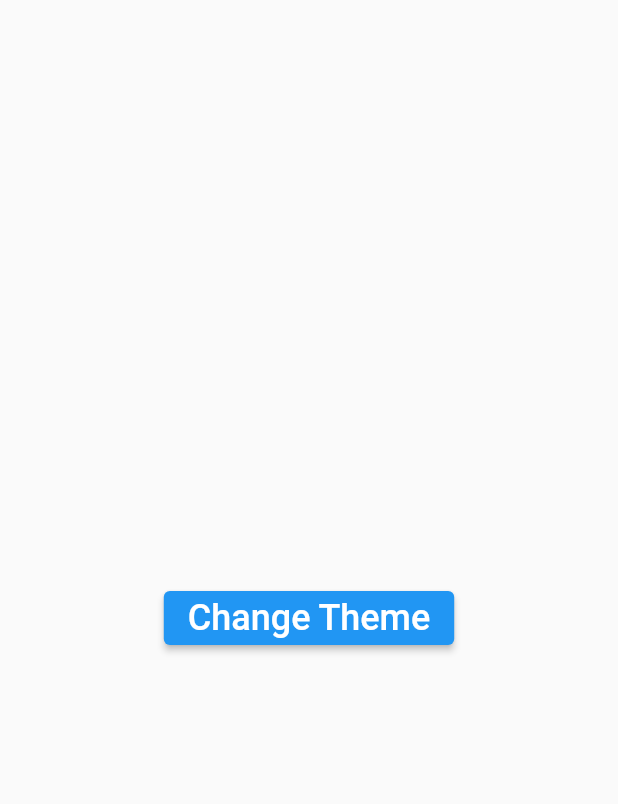
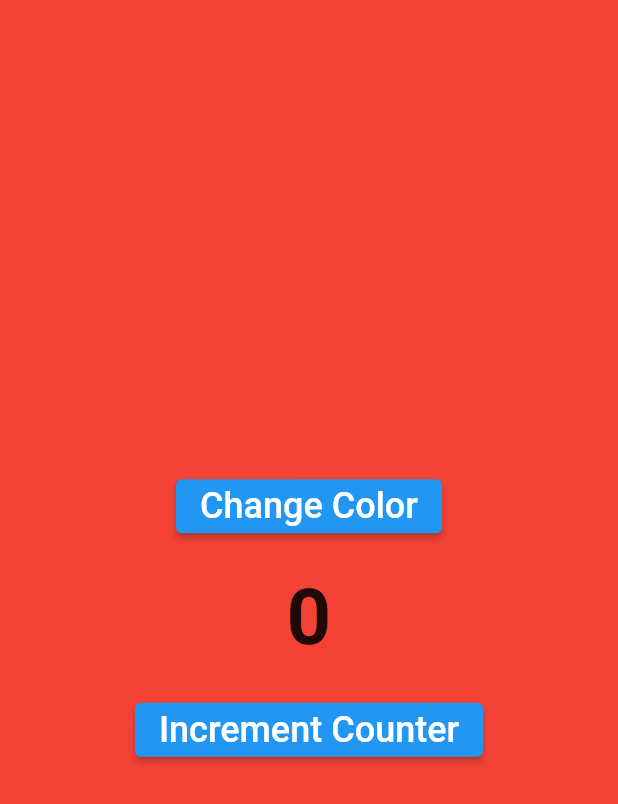
Before and after one commit to fahmi54321/basic_bloc, a Flutter app: the screen it shows after launch, on a phone screen of 412 x 824 dp. Shown: the top 804 px of the screen. Run offline on Flutter 3.47's test engine with Material 2 defaults, Android fonts, the phone set to English and light mode, and no system bars; our stand-ins replace bloc, equatable, flutter_bloc.

Commit message:
communication cubit

```diff
--- /dev/null
+++ b/lib/cubits/color/color_cubit.dart
@@ -0,0 +1,25 @@
+import 'package:bloc/bloc.dart';
+import 'package:equatable/equatable.dart';
+import 'package:flutter/material.dart';
+
+part 'color_state.dart';
+
+class ColorCubit extends Cubit<ColorState> {
+  ColorCubit()
+      : super(
+          ColorState.inital(),
+        );
+
+  // todo 2 (counter_state.dart)
+  void changeColor() {
+    if (state.color == Colors.red) {
+      emit(state.copyWith(color: Colors.green));
+    } else if (state.color == Colors.green) {
+      emit(state.copyWith(color: Colors.blue));
+    } else if (state.color == Colors.blue) {
+      emit(state.copyWith(color: Colors.black));
+    } else if (state.color == Colors.black) {
+      emit(state.copyWith(color: Colors.red));
+    }
+  }
+}
--- /dev/null
+++ b/lib/cubits/color/color_state.dart
@@ -0,0 +1,29 @@
+// ignore_for_file: public_member_api_docs, sort_constructors_first
+
+part of 'color_cubit.dart';
+
+// todo 1 (next color_cubit.dart)
+class ColorState extends Equatable {
+  final Color color;
+  const ColorState({
+    required this.color,
+  });
+
+  factory ColorState.inital() {
+    return const ColorState(color: Colors.red);
+  }
+
+  @override
+  bool get stringify => true;
+
+  ColorState copyWith({
+    Color? color,
+  }) {
+    return ColorState(
+      color: color ?? this.color,
+    );
+  }
+
+  @override
+  List<Object> get props => [color];
+}
--- /dev/null
+++ b/lib/cubits/counter/counter_cubit.dart
@@ -0,0 +1,50 @@
+import 'dart:async';
+
+import 'package:basic_bloc/cubits/color/color_cubit.dart';
+import 'package:bloc/bloc.dart';
+import 'package:equatable/equatable.dart';
+import 'package:flutter/material.dart';
+
+part 'counter_state.dart';
+
+class CounterCubit extends Cubit<CounterState> {
+  // todo 4
+  int incrementSize = 1;
+
+  final ColorCubit colorCubit;
+  late final StreamSubscription colorSubscription;
+
+  CounterCubit({
+    required this.colorCubit,
+  }) : super(
+          CounterState.initial(),
+        ) {
+    // todo 5
+    colorSubscription = colorCubit.stream.listen((ColorState colorState) {
+      if (colorState.color == Colors.red) {
+        incrementSize = 1;
+      } else if (colorState.color == Colors.green) {
+        incrementSize = 10;
+      } else if (colorState.color == Colors.blue) {
+        incrementSize = 100;
+      } else if (colorState.color == Colors.black) {
+        emit(state.copyWith(counter: state.counter - 100));
+        incrementSize = -100;
+      }
+    });
+  }
+
+  // todo 6
+  void changeCounter() {
+    emit(
+      state.copyWith(counter: state.counter + incrementSize),
+    );
+  }
+
+  // todo 7 (next main.dart)
+  @override
+  Future<void> close() {
+    colorSubscription.cancel();
+    return super.close();
+  }
+}
--- /dev/null
+++ b/lib/cubits/counter/counter_state.dart
@@ -0,0 +1,28 @@
+part of 'counter_cubit.dart';
+
+// todo 3 (next counter_cubit.dart)
+
+class CounterState extends Equatable {
+  final int counter;
+  const CounterState({
+    required this.counter,
+  });
+
+  factory CounterState.initial() {
+    return const CounterState(counter: 0);
+  }
+
+  CounterState copyWith({
+    int? counter,
+  }) {
+    return CounterState(
+      counter: counter ?? this.counter,
+    );
+  }
+
+  @override
+  bool get stringify => true;
+
+  @override
+  List<Object> get props => [counter];
+}
--- a/lib/main.dart
+++ b/lib/main.dart
@@ -1,6 +1,7 @@
 import 'dart:math';
 
-import 'package:basic_bloc/theme/theme_cubit.dart';
+import 'package:basic_bloc/cubits/color/color_cubit.dart';
+import 'package:basic_bloc/cubits/counter/counter_cubit.dart';
 import 'package:flutter/material.dart';
 import 'package:flutter_bloc/flutter_bloc.dart';
 
@@ -14,19 +15,22 @@ class MyApp extends StatelessWidget {
   // This widget is the root of your application.
   @override
   Widget build(BuildContext context) {
-    return BlocProvider<ThemeCubit>(
-      // todo 3
-      create: (context) => ThemeCubit(),
-      child: BlocBuilder<ThemeCubit, ThemeState>(
-        builder: (context, state) {
-          return MaterialApp(
+    //todo 8
+    return MultiBlocProvider(
+      providers: [
+        BlocProvider<ColorCubit>(
+          create: (context) => ColorCubit(),
+        ),
+        BlocProvider<CounterCubit>(
+          create: (context) => CounterCubit(
+            colorCubit: context.read<ColorCubit>(),
+          ),
+        ),
+      ],
+      child: MaterialApp(
         title: 'Flutter Demo',
-            theme: state.appTheme == AppTheme.light
-                ? ThemeData.light()
-                : ThemeData.dark(),
+        theme: ThemeData(),
         home: const MyHomePage(),
-          );
-        },
       ),
     );
   }
@@ -38,16 +42,45 @@ class MyHomePage extends StatelessWidget {
   @override
   Widget build(BuildContext context) {
     return Scaffold(
+      backgroundColor: context.watch<ColorCubit>().state.color, // todo 9
       body: Center(
-        child: ElevatedButton(
+        child: Column(
+          mainAxisAlignment: MainAxisAlignment.center,
+          children: [
+            ElevatedButton(
               onPressed: () {
-            final int randInt = Random().nextInt(10);
-            context.read<ThemeCubit>().changeTheme(randInt); // todo 4 (finish)
+                context.read<ColorCubit>().changeColor(); // todo 10
               },
               child: const Text(
-            'Change Theme',
-            style: TextStyle(fontSize: 24.0),
+                'Change Color',
+                style: TextStyle(
+                  fontSize: 24.0,
                 ),
+              ),
+            ),
+            const SizedBox(height: 20.0),
+            Text(
+              '${context.watch<CounterCubit>().state.counter}', // todo 11
+              style: const TextStyle(
+                fontSize: 52.0,
+                fontWeight: FontWeight.bold,
+              ),
+            ),
+            const SizedBox(height: 20.0),
+            ElevatedButton(
+              onPressed: () {
+                context
+                    .read<CounterCubit>()
+                    .changeCounter(); // todo 12 (finish)
+              },
+              child: const Text(
+                'Increment Counter',
+                style: TextStyle(
+                  fontSize: 24.0,
+                ),
+              ),
+            ),
+          ],
         ),
       ),
     );
--- a/lib/theme/theme_cubit.dart
+++ /dev/null
@@ -1,17 +0,0 @@
-import 'package:bloc/bloc.dart';
-import 'package:equatable/equatable.dart';
-
-part 'theme_state.dart';
-
-class ThemeCubit extends Cubit<ThemeState> {
-  ThemeCubit() : super(ThemeState.initial());
-
-  // todo 2 (next main.dart)
-  void changeTheme(int randInt) {
-    if (randInt % 2 == 0) {
-      emit(state.copyWith(appTheme: AppTheme.light));
-    } else {
-      emit(state.copyWith(appTheme: AppTheme.dark));
-    }
-  }
-}
--- a/lib/theme/theme_state.dart
+++ /dev/null
@@ -1,28 +0,0 @@
-part of 'theme_cubit.dart';
-
-enum AppTheme { light, dark }
-
-//todo 1 (next theme_cubit.dart)
-
-class ThemeState extends Equatable {
-  final AppTheme appTheme;
-  const ThemeState({this.appTheme = AppTheme.light});
-
-  ThemeState copyWith({
-    AppTheme? appTheme,
-  }) {
-    return ThemeState(
-      appTheme: appTheme ?? this.appTheme,
-    );
-  }
-
-  factory ThemeState.initial() {
-    return const ThemeState();
-  }
-
-  @override
-  bool get stringify => true;
-
-  @override
-  List<Object> get props => [appTheme];
-}
```
Lines whose indentation alone changed are shown as unchanged.
